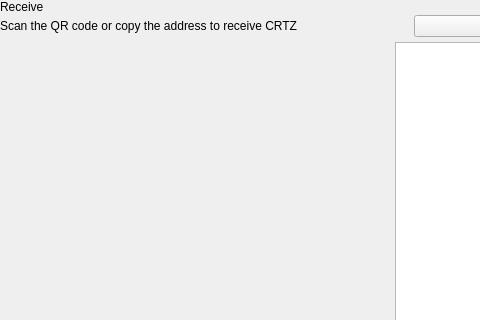
Before: the Qt Designer form src/qt/pivx/forms/receivewidget.ui in AltcoinBaggins/lil, drawn with Qt 5; both pictures show x 0 to 480 and y 0 to 320 of the 629 by 629 pixel window.
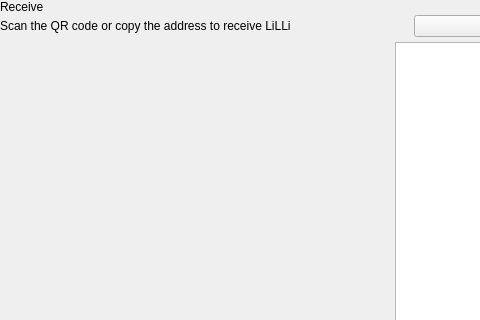
After: the same form once the commit is applied. Custom widgets are drawn as their Qt base class.

Diff of the .ui file:
```diff
--- a/src/qt/pivx/forms/receivewidget.ui
+++ b/src/qt/pivx/forms/receivewidget.ui
@@ -78,7 +78,7 @@
             <item alignment="Qt::AlignTop">
              <widget class="QLabel" name="labelSubtitle1">
               <property name="text">
-               <string>Scan the QR code or copy the address to receive CRTZ</string>
+               <string>Scan the QR code or copy the address to receive LiLLi</string>
               </property>
              </widget>
             </item>
```
